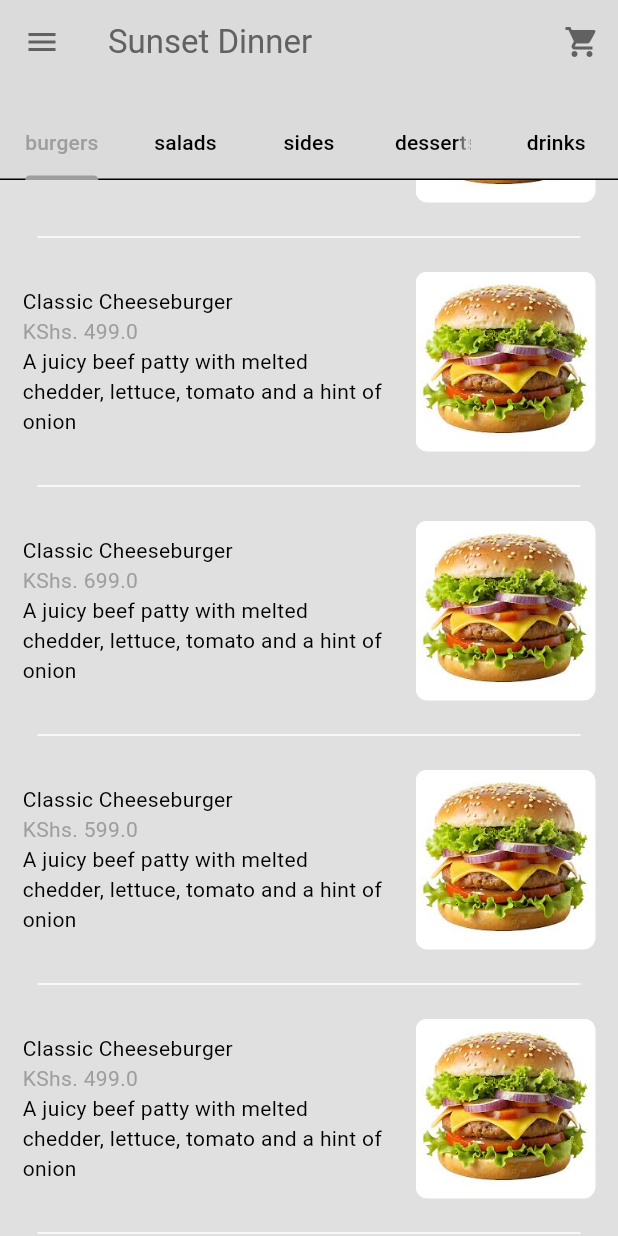
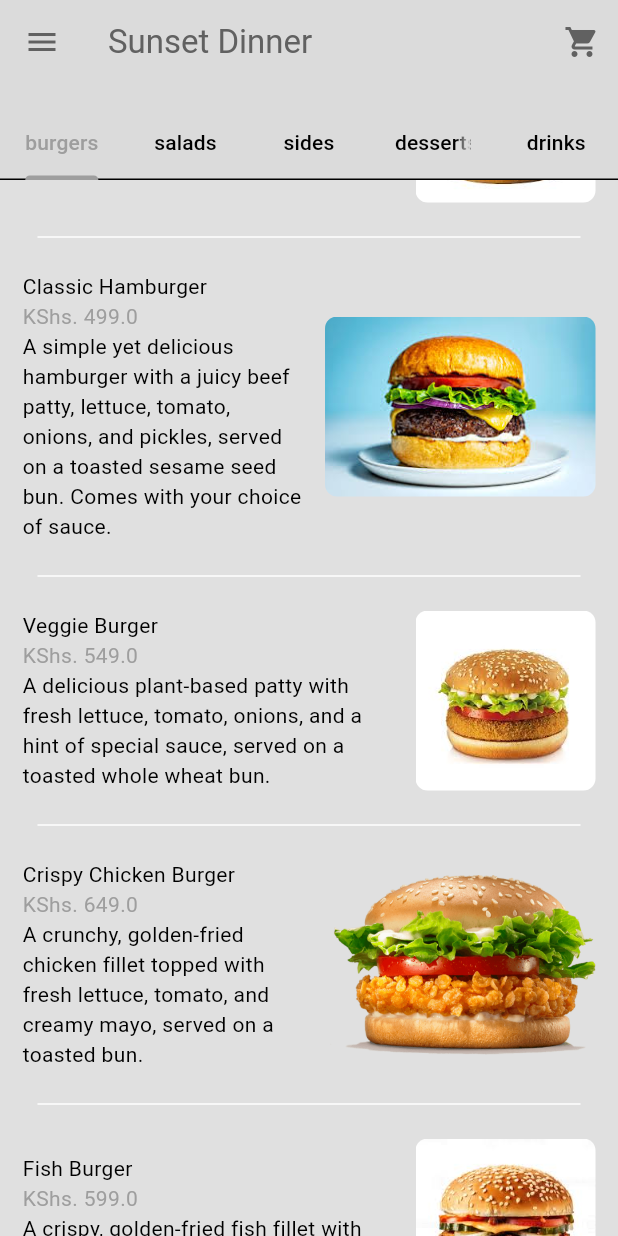
Before and after one commit to samcompz/flutter_food_delivery_app, a Flutter app: the HomePage screen opened directly, scrolled down 340 dp, on a phone screen of 412 x 824 dp. Run offline on Flutter 3.47's test engine with Material 3 defaults, Android fonts, the light colour scheme and no system bars; our stand-ins replace firebase_auth, firebase_core, flutter_credit_card, google_sign_in; accounts and stored records are empty.

Commit message:
added extra images, updated food

```diff
--- a/lib/models/restaurant.dart
+++ b/lib/models/restaurant.dart
@@ -12,90 +12,99 @@ class Restaurant extends ChangeNotifier {
     Food(
       name: "Classic Cheeseburger",
       description:
-          "A juicy beef patty with melted chedder, lettuce, tomato and a hint of onion",
+          "A juicy beef patty with melted cheddar, crisp lettuce, fresh tomato, and a hint of onion.",
       imagePath: "lib/images/burgers/cheese_burger.jpeg",
       price: 599.00,
       category: FoodCategory.burgers,
       availableAddons: [
-        Addon(price: 99.00, name: "Extra Cheese Burger"),
+        Addon(price: 99.00, name: "Extra Cheese"),
         Addon(price: 199.00, name: "Bacon"),
-        Addon(price: 899.00, name: "Avocado"),
         Addon(price: 299.00, name: "Egg"),
         Addon(price: 199.00, name: "Sausage"),
-        Addon(price: 399.00, name: "Tomato Pasta"),
-        Addon(price: 499.00, name: "meat Toast"),
+        Addon(price: 149.00, name: "Grilled Onions"),
+        Addon(price: 149.00, name: "Jalapeños"),
       ],
     ),
 
     Food(
-      name: "Classic Cheeseburger",
+      name: "Classic Hamburger",
       description:
-          "A juicy beef patty with melted chedder, lettuce, tomato and a hint of onion",
-      imagePath: "lib/images/burgers/cheese_burger.jpeg",
+          "A simple yet delicious hamburger with a juicy beef patty, lettuce, "
+          "tomato, onions, and pickles, served on a toasted sesame seed bun. "
+          "Comes with your choice of sauce.",
+      imagePath: "lib/images/burgers/classic_hamburger.jpeg",
       price: 499.00,
       category: FoodCategory.burgers,
       availableAddons: [
-        Addon(price: 99.00, name: "Extra Cheese Burger"),
-        Addon(price: 199.00, name: "Bacon"),
-        Addon(price: 899.00, name: "Avocado"),
-        Addon(price: 299.00, name: "Egg"),
-        Addon(price: 199.00, name: "Sausage"),
-        Addon(price: 399.00, name: "Tomato Pasta"),
-        Addon(price: 499.00, name: "meat Toast"),
+        Addon(price: 99.00, name: "Cheese"),
+        Addon(price: 149.00, name: "Bacon"),
+        Addon(price: 199.00, name: "Avocado"),
+        Addon(price: 129.00, name: "Fried Egg"),
+        Addon(price: 79.00, name: "Jalapeños"),
+        Addon(price: 99.00, name: "Grilled Onions"),
+        Addon(price: 50.00, name: "Extra Tomato"),
+        Addon(price: 50.00, name: "Extra Lettuce"),
+        Addon(price: 149.00, name: "Gluten-Free Bun"),
       ],
     ),
 
     Food(
-      name: "Classic Cheeseburger",
+      name: "Veggie Burger",
       description:
-          "A juicy beef patty with melted chedder, lettuce, tomato and a hint of onion",
-      imagePath: "lib/images/burgers/cheese_burger.jpeg",
-      price: 699.00,
-      category: FoodCategory.burgers,  //return burgers
+          "A delicious plant-based patty with fresh lettuce, tomato, onions, "
+          "and a hint of special sauce, served on a toasted whole wheat bun.",
+      imagePath: "lib/images/burgers/veggie_burger.png",
+      price: 549.00,
+      category: FoodCategory.burgers,
       availableAddons: [
-        Addon(price: 99.00, name: "Extra Cheese Burger"),
-        Addon(price: 199.00, name: "Bacon"),
-        Addon(price: 899.00, name: "Avocado"),
-        Addon(price: 299.00, name: "Egg"),
-        Addon(price: 199.00, name: "Sausage"),
-        Addon(price: 399.00, name: "Tomato Pasta"),
-        Addon(price: 499.00, name: "meat Toast"),
+        Addon(price: 99.00, name: "Cheese"),
+        Addon(price: 149.00, name: "Avocado"),
+        Addon(price: 129.00, name: "Grilled Mushrooms"),
+        Addon(price: 99.00, name: "Extra Pickles"),
+        Addon(price: 79.00, name: "Jalapeños"),
+        Addon(price: 50.00, name: "Extra Lettuce"),
+        Addon(price: 50.00, name: "Extra Tomato"),
+        Addon(price: 149.00, name: "Gluten-Free Bun"),
       ],
     ),
 
     Food(
-      name: "Classic Cheeseburger",
+      name: "Crispy Chicken Burger",
       description:
-          "A juicy beef patty with melted chedder, lettuce, tomato and a hint of onion",
-      imagePath: "lib/images/burgers/cheese_burger.jpeg",
-      price: 599.00,
+          "A crunchy, golden-fried chicken fillet topped with fresh lettuce, "
+          "tomato, and creamy mayo, served on a toasted bun.",
+      imagePath: "lib/images/burgers/crispy_chicken_burger.png",
+      price: 649.00,
       category: FoodCategory.burgers,
       availableAddons: [
-        Addon(price: 99.00, name: "Extra Cheese Burger"),
-        Addon(price: 199.00, name: "Bacon"),
-        Addon(price: 899.00, name: "Avocado"),
-        Addon(price: 299.00, name: "Egg"),
-        Addon(price: 199.00, name: "Sausage"),
-        Addon(price: 399.00, name: "Tomato Pasta"),
-        Addon(price: 499.00, name: "meat Toast"),
+        Addon(price: 99.00, name: "Extra Cheese"),
+        Addon(price: 149.00, name: "Bacon"),
+        Addon(price: 199.00, name: "Grilled Mushrooms"),
+        Addon(price: 99.00, name: "Extra Mayo"),
+        Addon(price: 79.00, name: "Spicy Jalapeños"),
+        Addon(price: 50.00, name: "Extra Lettuce"),
+        Addon(price: 50.00, name: "Extra Tomato"),
+        Addon(price: 149.00, name: "Gluten-Free Bun"),
       ],
     ),
 
     Food(
-      name: "Classic Cheeseburger",
+      name: "Fish Burger",
       description:
-          "A juicy beef patty with melted chedder, lettuce, tomato and a hint of onion",
-      imagePath: "lib/images/burgers/cheese_burger.jpeg",
-      price: 499.00,
+          "A crispy, golden-fried fish fillet with fresh lettuce, tartar sauce,"
+          " and a soft toasted bun.",
+      imagePath: "lib/images/burgers/fish_burger.jpeg",
+      price: 599.00,
       category: FoodCategory.burgers,
       availableAddons: [
-        Addon(price: 99.00, name: "Extra Cheese Burger"),
-        Addon(price: 199.00, name: "Bacon"),
-        Addon(price: 899.00, name: "Avocado"),
-        Addon(price: 299.00, name: "Egg"),
-        Addon(price: 199.00, name: "Sausage"),
-        Addon(price: 399.00, name: "Tomato Pasta"),
-        Addon(price: 499.00, name: "meat Toast"),
+        Addon(price: 99.00, name: "Extra Cheese"),
+        Addon(price: 149.00, name: "Bacon"),
+        Addon(price: 129.00, name: "Grilled Onions"),
+        Addon(price: 99.00, name: "Extra Tartar Sauce"),
+        Addon(price: 79.00, name: "Spicy Jalapeños"),
+        Addon(price: 50.00, name: "Extra Lettuce"),
+        Addon(price: 50.00, name: "Extra Tomato"),
+        Addon(price: 149.00, name: "Whole Wheat Bun"),
       ],
     ),
 
@@ -360,7 +369,8 @@ class Restaurant extends ChangeNotifier {
 
     Food(
       name: "Eggless Butter Cookies",
-      description: "Crispy, buttery cookies made without eggs, perfect with tea or coffee.",
+      description:
+          "Crispy, buttery cookies made without eggs, perfect with tea or coffee.",
       imagePath: "lib/images/desserts/Eggless-Easy-Butter-Cookies.png",
       price: 849.00,
       category: FoodCategory.desserts,
@@ -403,7 +413,8 @@ class Restaurant extends ChangeNotifier {
 
     Food(
       name: "Minute Maid Drink",
-      description: "Refreshing Minute Maid fruit juice. Choose from Orange, Apple, or Mango.",
+      description:
+          "Refreshing Minute Maid fruit juice. Choose from Orange, Apple, or Mango.",
       imagePath: "lib/images/drinks/minute-maid-drink-by-pizza-inn-800x800.png",
       price: 249.00,
       category: FoodCategory.drinks,
@@ -417,7 +428,8 @@ class Restaurant extends ChangeNotifier {
 
     Food(
       name: "Coke Zero",
-      description: "The same refreshing Coca-Cola taste with zero sugar. Served chilled.",
+      description:
+          "The same refreshing Coca-Cola taste with zero sugar. Served chilled.",
       imagePath: "lib/images/drinks/Coke-Zero-500ml.png",
       price: 399.00,
       category: FoodCategory.drinks,
@@ -428,10 +440,10 @@ class Restaurant extends ChangeNotifier {
       ],
     ),
 
-
     Food(
       name: "Coke 2L",
-      description: "A large 2-liter bottle of Coca-Cola, perfect for sharing. Served chilled.",
+      description:
+          "A large 2-liter bottle of Coca-Cola, perfect for sharing. Served chilled.",
       imagePath: "lib/images/drinks/Coke-2L-800x800.png",
       price: 499.00,
       category: FoodCategory.drinks,
@@ -454,7 +466,7 @@ G E T T E R S
 O P E R A T I O N S
  */
   //user cart
-  final List<CartItem> _cart = [];  //_cart is a list storing cart items.
+  final List<CartItem> _cart = []; //_cart is a list storing cart items.
 
 //add to cart
   void addToCart(Food food, List<Addon> selectedAddons) {
@@ -487,40 +499,56 @@ O P E R A T I O N S
 
 //remove from cart
   void removeFromCart(CartItem cartItem) {
-    int cartIndex = _cart.indexOf(cartItem);  //Find the Item in the Cart, indexOf() == finds the index of the cartItem in _cart.
-    if (cartIndex != -1) {                    //If the item exists, it returns its index.,,, If the item does not exist, it returns -1
-      if (_cart[cartIndex].quantity > 1) {    //If quantity is greater than 1,
-        _cart[cartIndex].quantity--;          //If quantity is 1:
+    int cartIndex = _cart.indexOf(
+        cartItem); //Find the Item in the Cart, indexOf() == finds the index of the cartItem in _cart.
+    if (cartIndex != -1) {
+      //If the item exists, it returns its index.,,, If the item does not exist, it returns -1
+      if (_cart[cartIndex].quantity > 1) {
+        //If quantity is greater than 1,
+        _cart[cartIndex].quantity--; //If quantity is 1:
       } else {
-        _cart.removeAt(cartIndex);            //If quantity is 1: Remove item completely
+        _cart.removeAt(cartIndex); //If quantity is 1: Remove item completely
       }
-    }                                         //If cartIndex == -1, the item is not in the cart, so we do nothing.
-    notifyListeners();                        //method use in flutter's Provider package, It tells the UI to rebuild and reflect changes in the cart.
+    } //If cartIndex == -1, the item is not in the cart, so we do nothing.
+    notifyListeners(); //method use in flutter's Provider package, It tells the UI to rebuild and reflect changes in the cart.
   }
 
 //get total price of cart
   double getTotalPrice() {
-    double total = 0.0;                               //Creates a total variable to store the final cart total.
+    double total =
+        0.0; //Creates a total variable to store the final cart total.
 
-    for (CartItem cartItem in _cart) {               //Iterates over all items in _cart (a list of CartItem objects).
-      double itemTotal = cartItem.food.price;        //Extracts the base price of the food item.
-      for (Addon addon in cartItem.selectedAddons) {  //selectedAddons is a list of Addon objects
-        itemTotal += addon.price;                     //Adds the price of each add-on to itemTotal
+    for (CartItem cartItem in _cart) {
+      //Iterates over all items in _cart (a list of CartItem objects).
+      double itemTotal =
+          cartItem.food.price; //Extracts the base price of the food item.
+      for (Addon addon in cartItem.selectedAddons) {
+        //selectedAddons is a list of Addon objects
+        itemTotal += addon.price; //Adds the price of each add-on to itemTotal
       }
-      total += itemTotal * cartItem.quantity;         //Multiplies itemTotal by the quantity of that cart item/Adds this total to the overall total price
+      total += itemTotal *
+          cartItem
+              .quantity; //Multiplies itemTotal by the quantity of that cart item/Adds this total to the overall total price
     }
-    return total;                                     //Returns the final total price of all cart items.
+    return total; //Returns the final total price of all cart items.
   }
 
 //get total number of items in cart
   int getTotalItemCount() {
-    int totalItemCount = 0;                            ///Creates a variable totalItemCount to store the sum of all item quantities in the cart.
+    int totalItemCount = 0;
 
-    for (CartItem cartItem in _cart) {                 ///Iterates over all items in _cart (a list of CartItem objects).
-      totalItemCount += cartItem.quantity;             ///Extracts the quantity of each cartItem and adds it to totalItemCount.
+    ///Creates a variable totalItemCount to store the sum of all item quantities in the cart.
+
+    for (CartItem cartItem in _cart) {
+      ///Iterates over all items in _cart (a list of CartItem objects).
+      totalItemCount += cartItem.quantity;
+
+      ///Extracts the quantity of each cartItem and adds it to totalItemCount.
     }
 
-    return totalItemCount;                             ///Returns the total number of individual items in the cart.
+    return totalItemCount;
+
+    ///Returns the total number of individual items in the cart.
   }
 
 //clear cart
--- a/lib/screens/login_page.dart
+++ b/lib/screens/login_page.dart
@@ -1,6 +1,5 @@
 import 'package:flutter/material.dart';
 import 'package:food_delivery_app/components/my_button.dart';
-import 'package:food_delivery_app/screens/restaurant_list_screen.dart';
 import 'package:provider/provider.dart';
 import '../providers/auth_provider.dart';
 import 'package:food_delivery_app/components/my_textfield.dart';
--- a/lib/screens/register.dart
+++ b/lib/screens/register.dart
@@ -1,6 +1,5 @@
 import 'package:flutter/material.dart';
 import 'package:food_delivery_app/components/my_button.dart';
-import 'package:food_delivery_app/screens/restaurant_list_screen.dart';
 import 'package:provider/provider.dart';
 import '../providers/auth_provider.dart';
 import 'package:food_delivery_app/components/my_textfield.dart';
```
Also changed, not shown: lib/images/burgers/classic_hamburger.jpeg (added), lib/images/burgers/crispy_chicken_burger.png (added), lib/images/burgers/fish_burger.jpeg (added), lib/images/burgers/veggie_burger.png (added).
